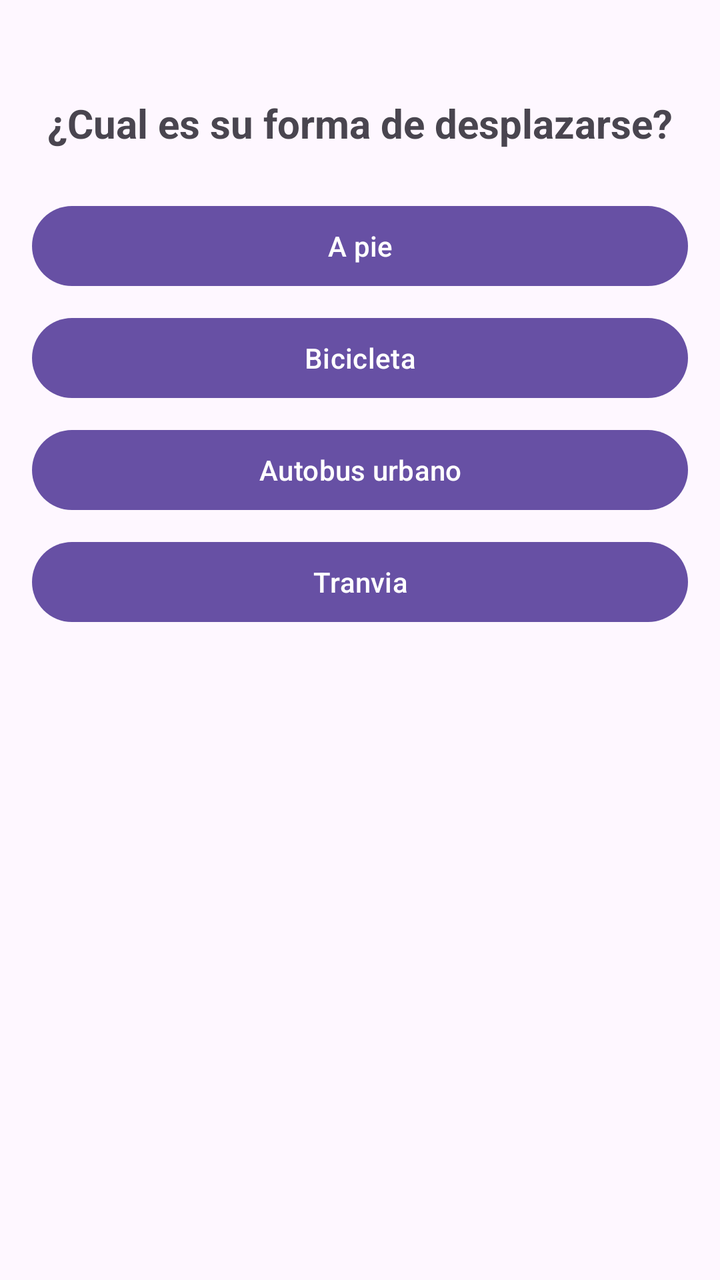
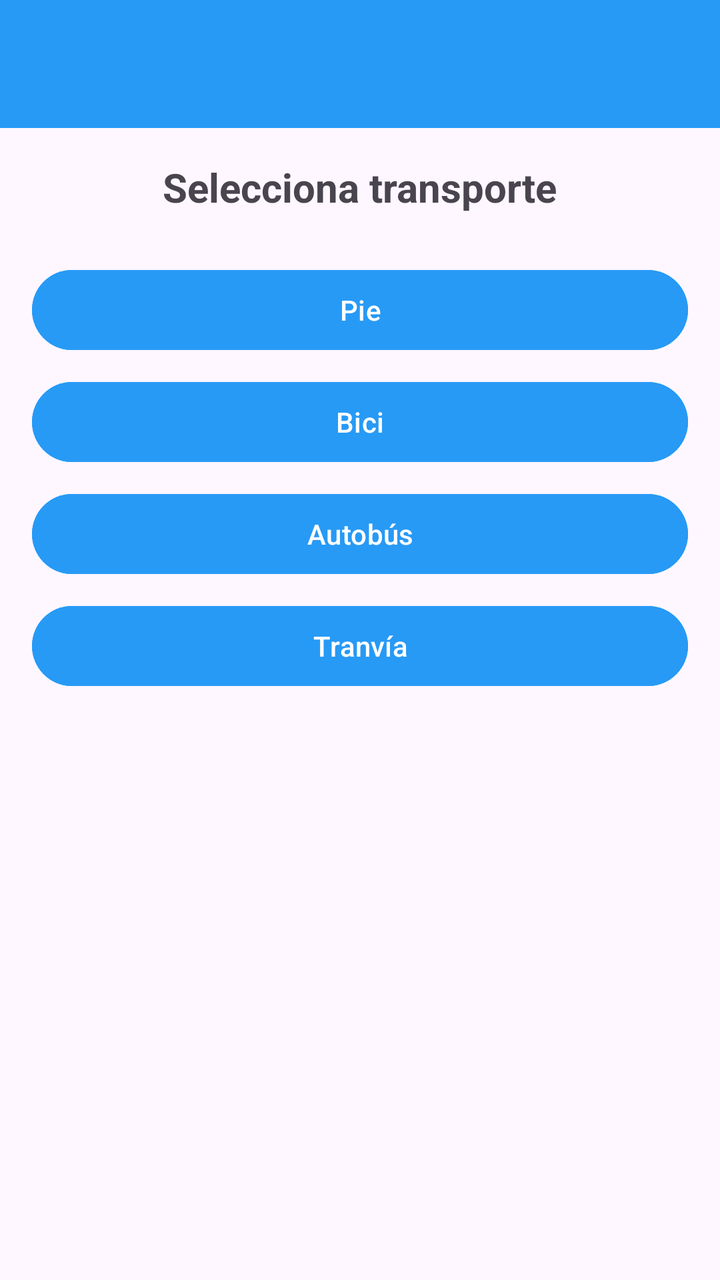

Two renders of the same Android screen: before a commit and after it. Below are the layout's source before the change and the commit's diff.
<!-- AndroidManifest.xml: application theme Theme.Miau -->
<!-- res/layout/activity_transport.xml -->
<?xml version="1.0" encoding="utf-8"?>
<androidx.constraintlayout.widget.ConstraintLayout xmlns:android="http://schemas.android.com/apk/res/android"
    xmlns:app="http://schemas.android.com/apk/res-auto"
    xmlns:tools="http://schemas.android.com/tools"
    android:id="@+id/main"
    android:layout_width="match_parent"
    android:layout_height="match_parent"
    android:padding="16dp"
    tools:context=".TransportActivity">

    <TextView
        android:id="@+id/tvQuestion"
        android:layout_width="wrap_content"
        android:layout_height="wrap_content"
        android:text="@string/preg_transporte"
        android:textSize="20sp"
        android:textStyle="bold"
        android:layout_marginTop="32dp"
        app:layout_constraintEnd_toEndOf="parent"
        app:layout_constraintStart_toStartOf="parent"
        app:layout_constraintTop_toTopOf="parent" />

    <Button
        android:id="@+id/btnPie"
        android:layout_width="0dp"
        android:layout_height="wrap_content"
        android:layout_marginTop="24dp"
        android:text="@string/trans_pie"
        app:layout_constraintEnd_toEndOf="parent"
        app:layout_constraintStart_toStartOf="parent"
        app:layout_constraintTop_toBottomOf="@id/tvQuestion" />

    <Button
        android:id="@+id/btnBici"
        android:layout_width="0dp"
        android:layout_height="wrap_content"
        android:layout_marginTop="8dp"
        android:text="@string/trans_bici"
        app:layout_constraintEnd_toEndOf="parent"
        app:layout_constraintStart_toStartOf="parent"
        app:layout_constraintTop_toBottomOf="@id/btnPie" />

    <Button
        android:id="@+id/btnAutobus"
        android:layout_width="0dp"
        android:layout_height="wrap_content"
        android:layout_marginTop="8dp"
        android:text="@string/trans_bus"
        app:layout_constraintEnd_toEndOf="parent"
        app:layout_constraintStart_toStartOf="parent"
        app:layout_constraintTop_toBottomOf="@id/btnBici" />

    <Button
        android:id="@+id/btnTranvia"
        android:layout_width="0dp"
        android:layout_height="wrap_content"
        android:layout_marginTop="8dp"
        android:text="@string/trans_tranvia"
        app:layout_constraintEnd_toEndOf="parent"
        app:layout_constraintStart_toStartOf="parent"
        app:layout_constraintTop_toBottomOf="@id/btnAutobus" />

</androidx.constraintlayout.widget.ConstraintLayout>
<!-- resources referenced by this layout -->
<resources>
  <string name="preg_transporte">¿Cual es su forma de desplazarse?</string>
  <string name="trans_bici">Bicicleta</string>
  <string name="trans_bus">Autobus urbano</string>
  <string name="trans_pie">A pie</string>
  <string name="trans_tranvia">Tranvia</string>
  <style name="Theme.Miau" parent="Base.Theme.Miau" />
  <style name="Base.Theme.Miau" parent="Theme.Material3.DayNight.NoActionBar">
          
          
      </style>
</resources>

<!-- the commit's change to res/layout/activity_transport.xml (unified diff, before → after) -->
@@ -1,63 +1,77 @@
 <?xml version="1.0" encoding="utf-8"?>
-<androidx.constraintlayout.widget.ConstraintLayout xmlns:android="http://schemas.android.com/apk/res/android"
+<LinearLayout xmlns:android="http://schemas.android.com/apk/res/android"
     xmlns:app="http://schemas.android.com/apk/res-auto"
-    xmlns:tools="http://schemas.android.com/tools"
-    android:id="@+id/main"
     android:layout_width="match_parent"
     android:layout_height="match_parent"
-    android:padding="16dp"
-    tools:context=".TransportActivity">
+    android:orientation="vertical"
+    android:fitsSystemWindows="true">
 
-    <TextView
-        android:id="@+id/tvQuestion"
-        android:layout_width="wrap_content"
-        android:layout_height="wrap_content"
-        android:text="@string/preg_transporte"
-        android:textSize="20sp"
-        android:textStyle="bold"
-        android:layout_marginTop="32dp"
-        app:layout_constraintEnd_toEndOf="parent"
-        app:layout_constraintStart_toStartOf="parent"
-        app:layout_constraintTop_toTopOf="parent" />
+    <androidx.appcompat.widget.Toolbar
+        android:id="@+id/toolbar"
+        android:layout_width="match_parent"
+        android:layout_height="?attr/actionBarSize"
+        android:background="?attr/colorPrimary"
+        app:titleTextColor="@android:color/white" />
 
-    <Button
-        android:id="@+id/btnPie"
-        android:layout_width="0dp"
-        android:layout_height="wrap_content"
-        android:layout_marginTop="24dp"
-        android:text="@string/trans_pie"
-        app:layout_constraintEnd_toEndOf="parent"
-        app:layout_constraintStart_toStartOf="parent"
-        app:layout_constraintTop_toBottomOf="@id/tvQuestion" />
+    <androidx.constraintlayout.widget.ConstraintLayout
+        android:layout_width="match_parent"
+        android:layout_height="match_parent"
+        android:padding="16dp">
 
-    <Button
-        android:id="@+id/btnBici"
-        android:layout_width="0dp"
-        android:layout_height="wrap_content"
-        android:layout_marginTop="8dp"
-        android:text="@string/trans_bici"
-        app:layout_constraintEnd_toEndOf="parent"
-        app:layout_constraintStart_toStartOf="parent"
-        app:layout_constraintTop_toBottomOf="@id/btnPie" />
+        <TextView
+            android:id="@+id/tvQuestion"
+            android:layout_width="wrap_content"
+            android:layout_height="wrap_content"
+            android:text="@string/select_transport"
+            android:textSize="20sp"
+            android:textStyle="bold"
+            app:layout_constraintEnd_toEndOf="parent"
+            app:layout_constraintStart_toStartOf="parent"
+            app:layout_constraintTop_toTopOf="parent" />
 
-    <Button
-        android:id="@+id/btnAutobus"
-        android:layout_width="0dp"
-        android:layout_height="wrap_content"
-        android:layout_marginTop="8dp"
-        android:text="@string/trans_bus"
-        app:layout_constraintEnd_toEndOf="parent"
-        app:layout_constraintStart_toStartOf="parent"
-        app:layout_constraintTop_toBottomOf="@id/btnBici" />
+        <Button
+            android:id="@+id/btnPie"
+            android:layout_width="0dp"
+            android:layout_height="wrap_content"
+            android:layout_marginTop="24dp"
+            android:text="@string/foot"
+            android:backgroundTint="?attr/colorPrimary"
+            app:layout_constraintEnd_toEndOf="parent"
+            app:layout_constraintStart_toStartOf="parent"
+            app:layout_constraintTop_toBottomOf="@id/tvQuestion" />
 
-    <Button
-        android:id="@+id/btnTranvia"
-        android:layout_width="0dp"
-        android:layout_height="wrap_content"
-        android:layout_marginTop="8dp"
-        android:text="@string/trans_tranvia"
-        app:layout_constraintEnd_toEndOf="parent"
-        app:layout_constraintStart_toStartOf="parent"
-        app:layout_constraintTop_toBottomOf="@id/btnAutobus" />
+        <Button
+            android:id="@+id/btnBici"
+            android:layout_width="0dp"
+            android:layout_height="wrap_content"
+            android:layout_marginTop="8dp"
+            android:text="@string/bike"
+            android:backgroundTint="?attr/colorPrimary"
+            app:layout_constraintEnd_toEndOf="parent"
+            app:layout_constraintStart_toStartOf="parent"
+            app:layout_constraintTop_toBottomOf="@id/btnPie" />
 
-</androidx.constraintlayout.widget.ConstraintLayout>
+        <Button
+            android:id="@+id/btnAutobus"
+            android:layout_width="0dp"
+            android:layout_height="wrap_content"
+            android:layout_marginTop="8dp"
+            android:text="@string/bus"
+            android:backgroundTint="?attr/colorPrimary"
+            app:layout_constraintEnd_toEndOf="parent"
+            app:layout_constraintStart_toStartOf="parent"
+            app:layout_constraintTop_toBottomOf="@id/btnBici" />
+
+        <Button
+            android:id="@+id/btnTranvia"
+            android:layout_width="0dp"
+            android:layout_height="wrap_content"
+            android:layout_marginTop="8dp"
+            android:text="@string/tram"
+            android:backgroundTint="?attr/colorPrimary"
+            app:layout_constraintEnd_toEndOf="parent"
+            app:layout_constraintStart_toStartOf="parent"
+            app:layout_constraintTop_toBottomOf="@id/btnAutobus" />
+
+    </androidx.constraintlayout.widget.ConstraintLayout>
+</LinearLayout>
<!-- resource entries referenced after the edit -->
@@ -1,14 +1,18 @@
 <!-- resources referenced by this layout -->
 <resources>
-  <string name="preg_transporte">¿Cual es su forma de desplazarse?</string>
-  <string name="trans_bici">Bicicleta</string>
-  <string name="trans_bus">Autobus urbano</string>
-  <string name="trans_pie">A pie</string>
-  <string name="trans_tranvia">Tranvia</string>
+  <string name="bike">Bici</string>
+  <string name="bus">Autobús</string>
+  <string name="foot">Pie</string>
+  <string name="select_transport">Selecciona transporte</string>
+  <string name="tram">Tranvía</string>
   <style name="Theme.Miau" parent="Base.Theme.Miau" />
   <style name="Base.Theme.Miau" parent="Theme.Material3.DayNight.NoActionBar">
-          
-          
+          <item name="colorPrimary">@color/blue_primary</item>
+          <item name="colorPrimaryVariant">@color/blue_primary_dark</item>
+          <item name="colorSecondary">@color/accent</item>
       </style>
+  <color name="blue_primary">#279AF6</color>
+  <color name="blue_primary_dark">#155BA2</color>
+  <color name="accent">#ED427C</color>
 </resources>
 
